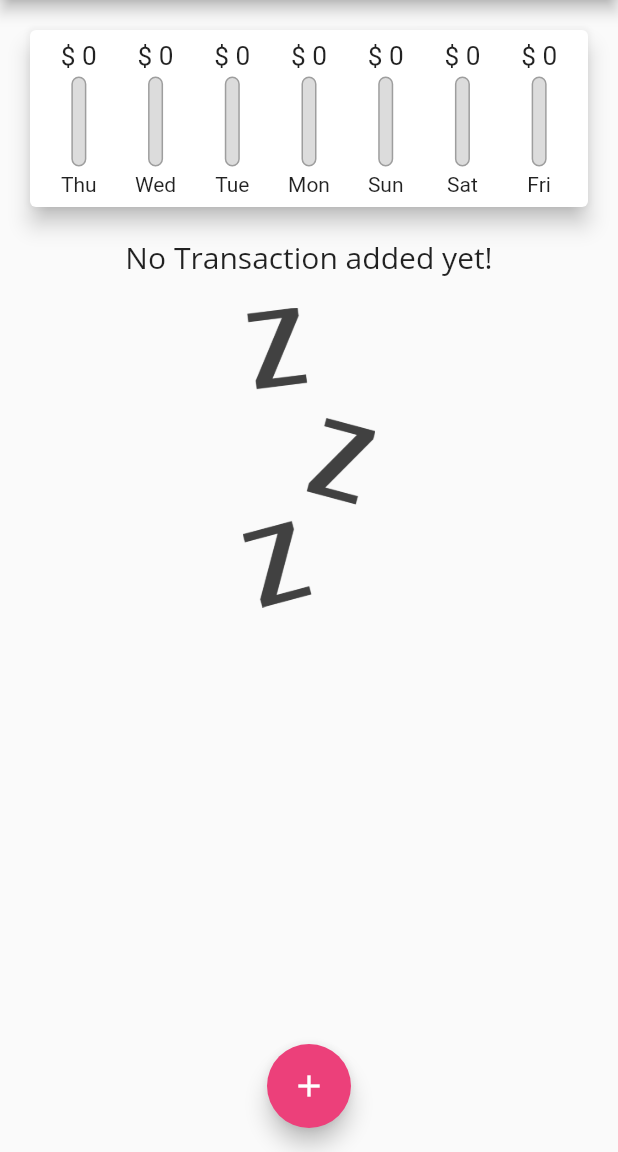
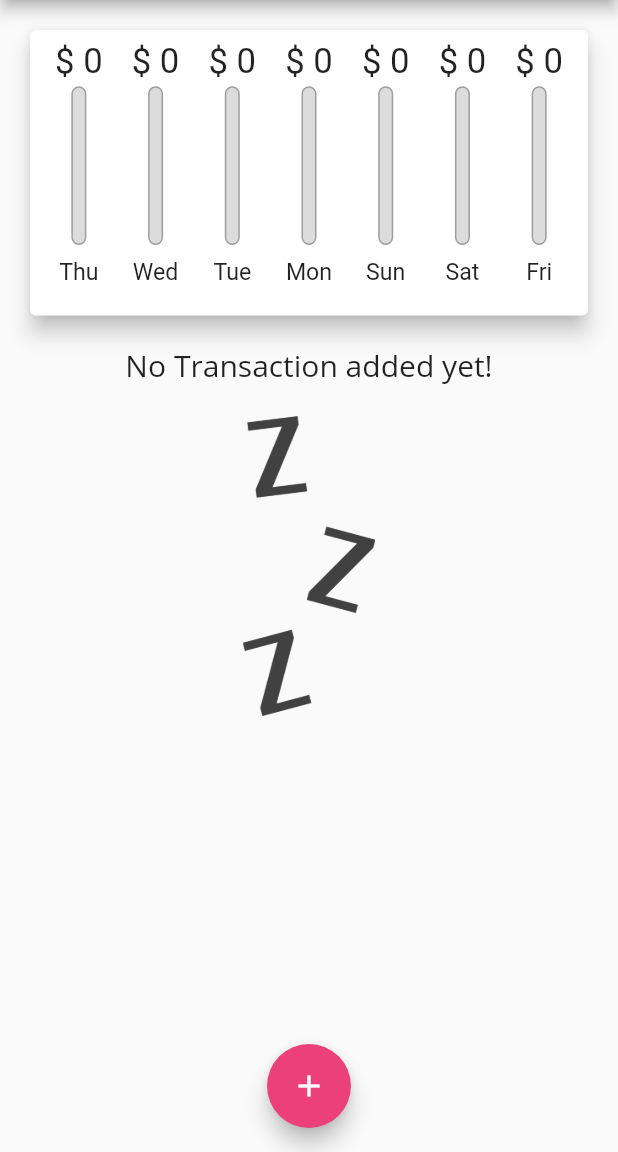
Before and after one commit to asraavisena/personal_expense_app, a Flutter app: the screen it shows after launch, on a phone screen of 412 x 824 dp, the part 84-1236 px from its top. Run offline on Flutter 3.47's test engine with Material 2 defaults, Android fonts, the phone set to English and light mode, and no system bars.

Commit message:
add responsive height

```diff
--- a/lib/main.dart
+++ b/lib/main.dart
@@ -101,16 +101,19 @@ class _MyHomePageState extends State<MyHomePage> {
 
   @override
   Widget build(BuildContext context) {
+    // ! SETUP APPBAR
+    final appBar = AppBar(
+      title: const Text('Flutter Personal Expense'),
+      actions: <Widget>[
+        IconButton(
+            onPressed: () => _startButtonAddTransaction(context),
+            icon: Icon(Icons.add))
+      ],
+    );
+
     // ! YANG INI BUTUH PEMAHAMAN WIDGET
     return Scaffold(
-        appBar: AppBar(
-          title: const Text('Flutter Personal Expense'),
-          actions: <Widget>[
-            IconButton(
-                onPressed: () => _startButtonAddTransaction(context),
-                icon: Icon(Icons.add))
-          ],
-        ),
+        appBar: appBar,
         // ! BUAT SCROLL KARNA PAS NGEADD LIST DAN KEYBOARD MUNCUL ADA ERROR
         body: SingleChildScrollView(
           child: Column(
@@ -119,8 +122,21 @@ class _MyHomePageState extends State<MyHomePage> {
             children: <Widget>[
               // Card will take width child, but if the parents had width it will take the parent,
               // Column is not the parent, usually is Container so it is no problem to put Container in Card or outside Card as Parent
-              Chart(_recentTransaction),
-              TransactionList(_userTransactions, _deleteTransaction),
+              // ! GET HEIGHT DEPENDS ON DEVICES
+
+              Container(
+                  height: (MediaQuery.of(context).size.height -
+                          appBar.preferredSize.height -
+                          MediaQuery.of(context).padding.top) *
+                      0.3,
+                  child: Chart(_recentTransaction)),
+              Container(
+                  height: (MediaQuery.of(context).size.height -
+                          appBar.preferredSize.height -
+                          MediaQuery.of(context).padding.top) *
+                      0.7,
+                  child:
+                      TransactionList(_userTransactions, _deleteTransaction)),
             ],
           ),
         ),
--- a/lib/widgets/chart_bar.dart
+++ b/lib/widgets/chart_bar.dart
@@ -8,18 +8,21 @@ class ChartBar extends StatelessWidget {
   ChartBar(this.label, this.spendingAmount, this.spendingPercentageofTotal);
   @override
   Widget build(BuildContext context) {
+    // ! CALCULATE CHARTBAR HEIGHT WITH LAYOUTBUILDER
+
+    return LayoutBuilder(builder: (ctx, constraints) {
       return Column(
         children: <Widget>[
           Container(
               // ! DIKASIH CONTAINER SUPAYA NGISI AMOUNT YANG LEBIH BANYAK CHART BAR TIDAK MENGECIL
-            height: 20,
+              height: constraints.maxHeight * 0.15,
               child: FittedBox(
                   child: Text('\$ ${spendingAmount.toStringAsFixed(0)}'))),
           SizedBox(
             height: 4,
           ),
           Container(
-          height: 60,
+            height: constraints.maxHeight * 0.6,
             width: 10,
             child: Stack(
               children: <Widget>[
@@ -41,10 +44,14 @@ class ChartBar extends StatelessWidget {
             ),
           ),
           SizedBox(
-          height: 4,
+            height: constraints.maxHeight * 0.05,
           ),
-        Text(label)
+          Container(
+              height: constraints.maxHeight * 0.1,
+              child: FittedBox(child: Text(label)))
         ],
       );
+      ;
+    });
   }
 }
--- a/lib/widgets/transaction_list.dart
+++ b/lib/widgets/transaction_list.dart
@@ -11,10 +11,7 @@ class TransactionList extends StatelessWidget {
 
   @override
   Widget build(BuildContext context) {
-    return Container(
-        // !
-        height: 400,
-        child: transactions.isEmpty
+    return transactions.isEmpty
         ? Column(
             children: <Widget>[
               Text(
@@ -52,12 +49,11 @@ class TransactionList extends StatelessWidget {
                     transactions[index].title,
                     style: Theme.of(context).textTheme.headline6,
                   ),
-                      subtitle: Text(
-                          DateFormat.yMMMd().format(transactions[index].date)),
+                  subtitle:
+                      Text(DateFormat.yMMMd().format(transactions[index].date)),
                   trailing: IconButton(
                     icon: Icon(Icons.delete),
-                        onPressed: () =>
-                            _deleteTransaction(transactions[index].id),
+                    onPressed: () => _deleteTransaction(transactions[index].id),
                     color: Theme.of(context).errorColor,
                   ),
                 ),
@@ -107,6 +103,6 @@ class TransactionList extends StatelessWidget {
               // );
             },
             itemCount: transactions.length,
-              ));
+          );
   }
 }
```
Lines whose indentation alone changed are shown as unchanged.
